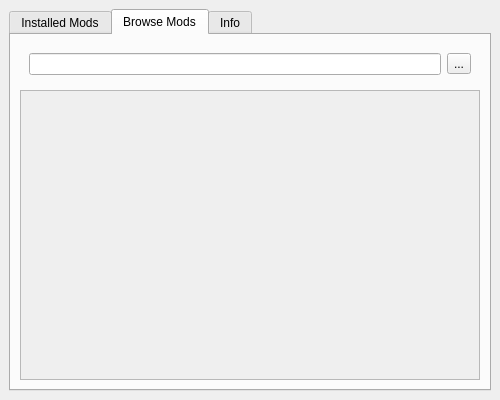
Old version of the form UI/InstanceWindow.ui in the repository OpenMineMods/OpenMineMods.
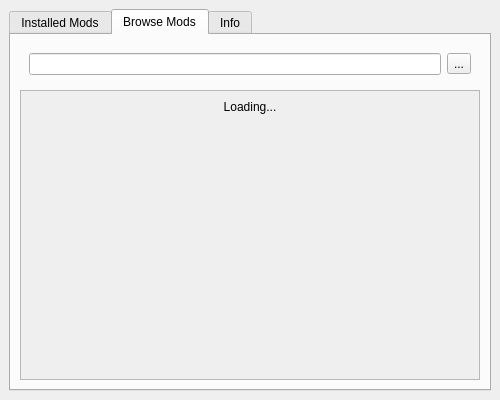
New version of the form. The open tabs and pages were chosen to show the change. Icons and pictures are not drawn.

```diff
--- a/UI/InstanceWindow.ui
+++ b/UI/InstanceWindow.ui
@@ -115,7 +115,27 @@
            </property>
            <layout class="QVBoxLayout" name="verticalLayout_6">
             <item>
-             <layout class="QVBoxLayout" name="browse_box"/>
+             <widget class="QLabel" name="loading_label">
+              <property name="text">
+               <string>Loading...</string>
+              </property>
+              <property name="alignment">
+               <set>Qt::AlignCenter</set>
+              </property>
+             </widget>
+            </item>
+            <item>
+             <spacer name="verticalSpacer_2">
+              <property name="orientation">
+               <enum>Qt::Vertical</enum>
+              </property>
+              <property name="sizeHint" stdset="0">
+               <size>
+                <width>20</width>
+                <height>40</height>
+               </size>
+              </property>
+             </spacer>
             </item>
            </layout>
           </widget>
```
